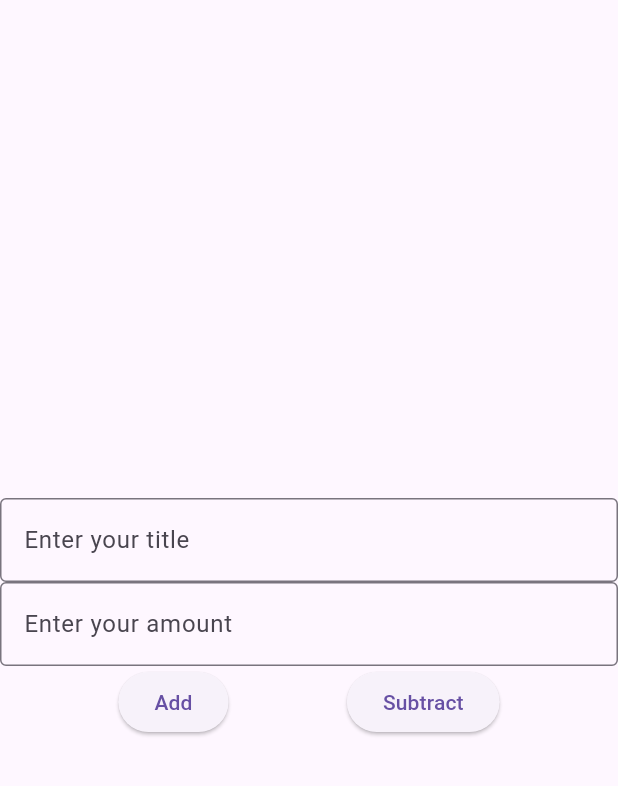
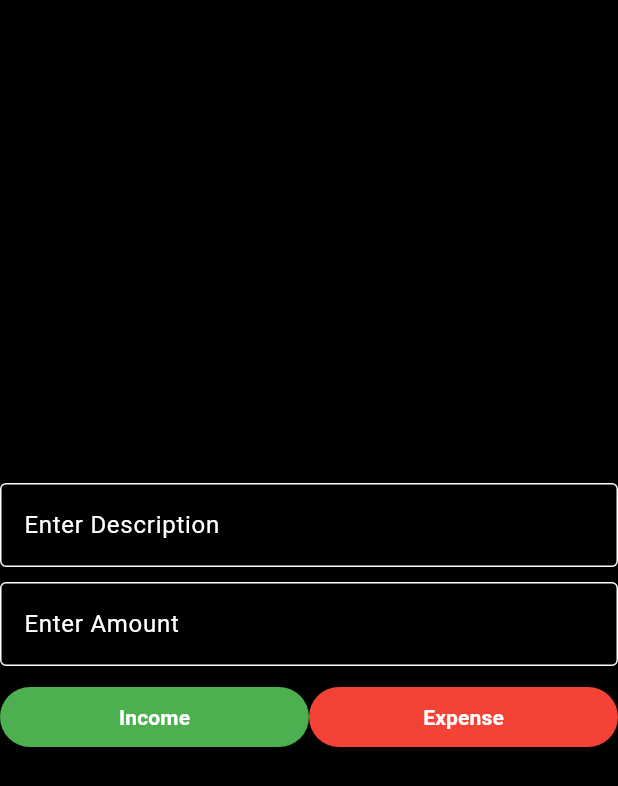
Before and after one commit to Prottoy-01/Expense_Tracker, a Flutter app: the CalculatePage screen opened directly with empty values, on a phone screen of 412 x 824 dp. Shown: the top 786 px of the screen. Run offline on Flutter 3.47's test engine with Material 3 defaults, Android fonts, the phone set to English and light mode, and no system bars; our stand-ins replace flutter_slidable, hive_flutter, month_picker_dialog; accounts and stored records are empty.

Commit message:
Update calculate_page design & core logic in homepage

```diff
--- a/lib/calculate_page.dart
+++ b/lib/calculate_page.dart
@@ -33,29 +33,50 @@ class _CalculatePageState extends State<CalculatePage> {
   @override
   Widget build(BuildContext context) {
     return Scaffold(
+      backgroundColor: Colors.black,
+
       body: Center(
         child: Column(
           mainAxisAlignment: MainAxisAlignment.center,
           children: [
             TextFormField(
               controller: titleController,
+              style: TextStyle(color: Colors.white),
               decoration: InputDecoration(
-                labelText: 'Enter your title',
-                border: OutlineInputBorder(),
+                labelText: 'Enter Description',
+                labelStyle: TextStyle(color: Colors.white),
+
+                /* hintText: "Description",
+                hintStyle: TextStyle(color: Colors.white, fontSize: 12),*/
+                enabledBorder: OutlineInputBorder(
+                  borderSide: BorderSide(color: Colors.white),
                 ),
               ),
+            ),
+            SizedBox(height: 10),
             TextFormField(
+              style: TextStyle(color: Colors.white),
               controller: amountController,
               decoration: InputDecoration(
-                labelText: 'Enter your amount',
-                border: OutlineInputBorder(),
+                labelText: 'Enter Amount',
+                labelStyle: TextStyle(color: Colors.white),
+                enabledBorder: OutlineInputBorder(
+                  borderSide: BorderSide(color: Colors.white),
                 ),
               ),
+            ),
+            SizedBox(height: 10),
             Row(
               mainAxisAlignment: MainAxisAlignment.spaceEvenly,
 
               children: [
-                ElevatedButton(
+                Expanded(
+                  child: ElevatedButton(
+                    style: ElevatedButton.styleFrom(
+                      backgroundColor: Colors.green,
+                      foregroundColor:
+                          Colors.white, // This line sets the text color
+                    ),
                     onPressed: () {
                       double updateamount = double.parse(amountController.text);
                       double realamount = double.parse(amountController.text);
@@ -77,9 +98,23 @@ class _CalculatePageState extends State<CalculatePage> {
                         'totalAdd': totalAdd,
                       });
                     },
-                  child: Text('Add'),
+                    child: Text(
+                      'Income',
+                      style: TextStyle(fontWeight: FontWeight.bold),
                     ),
-                ElevatedButton(
+                  ),
+                ),
+                Expanded(
+                  child: ElevatedButton(
+                    /*style: ButtonStyle(
+                      backgroundColor: WidgetStatePropertyAll(Colors.red),
+                      foregroundColor: WidgetStatePropertyAll(Colors.white),
+                    ),*/
+                    style: ElevatedButton.styleFrom(
+                      backgroundColor: Colors.red,
+                      foregroundColor: Colors.white,
+                    ),
+
                     onPressed: () {
                       double amount = double.parse(amountController.text);
                       double realamount = double.parse(amountController.text);
@@ -106,7 +141,11 @@ class _CalculatePageState extends State<CalculatePage> {
                         );
                       }
                     },
-                  child: Text('Subtract'),
+                    child: Text(
+                      'Expense',
+                      style: TextStyle(fontWeight: FontWeight.bold),
+                    ),
+                  ),
                 ),
               ],
             ),
--- a/lib/homepage.dart
+++ b/lib/homepage.dart
@@ -188,7 +188,8 @@ class _FirstPageState extends State<FirstPage> {
                         physics: const NeverScrollableScrollPhysics(),
                         itemCount: itemsForDate.length,
                         itemBuilder: (context, itemIndex) {
-                          final item = itemsForDate[itemIndex];
+                          final item =
+                              itemsForDate[itemIndex]; //core line for logic implemention
                           return Slidable(
                             key: UniqueKey(),
                             endActionPane: ActionPane(
@@ -198,20 +199,18 @@ class _FirstPageState extends State<FirstPage> {
                                   onPressed: (context) {
                                     setState(() {
                                       //Update Main Balance Based on Deleted Item
-                                      if (items[index]['addSign'] == 1) {
+                                      if (item['addSign'] == 1) {
+                                        // It was an income, so removing it means subtracting from total income
                                         currentAmount =
-                                            currentAmount -
-                                            items[index]['realamount'];
+                                            currentAmount - item['realamount'];
                                         totalAdd =
-                                            totalAdd -
-                                            items[index]['realamount'];
+                                            totalAdd - item['realamount'];
                                       } else {
+                                        // It was an expense, so removing it means adding back to balance
                                         currentAmount =
-                                            currentAmount +
-                                            items[index]['realamount'];
+                                            currentAmount + item['realamount'];
                                         totalCost =
-                                            totalCost -
-                                            items[index]['realamount'];
+                                            totalCost - item['realamount'];
                                       }
                                       items.remove(item);
                                     });
```
Lines whose indentation alone changed are shown as unchanged.
